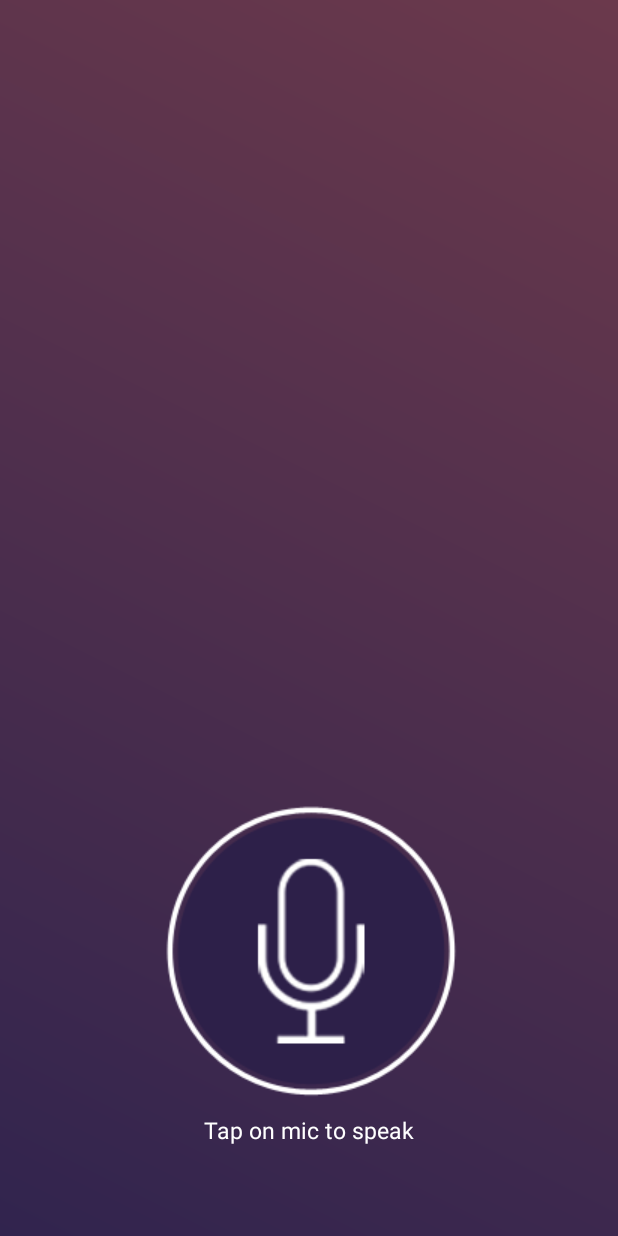
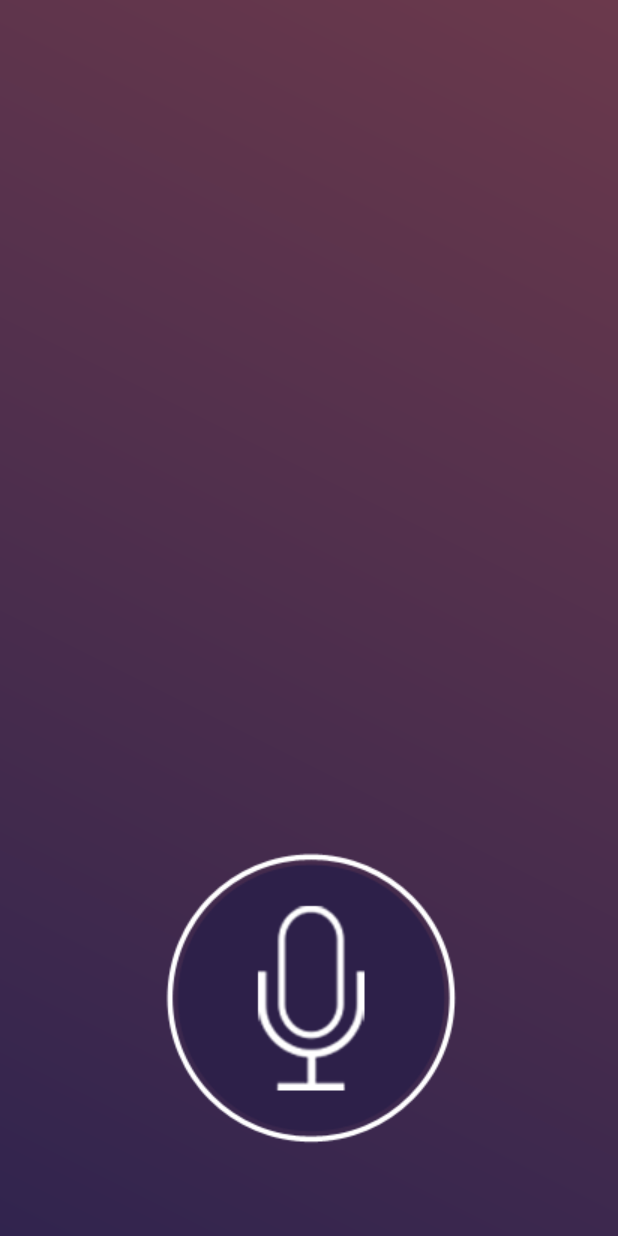
Before and after one commit to melihmutlu/YGAHackathon, an Android app: the screen it shows after launch (MainActivity), on a phone screen of 412 x 824 dp. Run offline under Robolectric (Android 15) with nearby library versions, the phone set to English and light mode, and no system bars.

```diff
--- a/app/build.gradle
+++ b/app/build.gradle
@@ -6,7 +6,7 @@ android {
 
     defaultConfig {
         applicationId "com.frkn.ygahack"
-        minSdkVersion 15
+        minSdkVersion 16
         targetSdkVersion 23
         versionCode 1
         versionName "1.0"
--- a/app/src/main/AndroidManifest.xml
+++ b/app/src/main/AndroidManifest.xml
@@ -2,6 +2,9 @@
 <manifest xmlns:android="http://schemas.android.com/apk/res/android"
     package="com.frkn.ygahack">
 
+    <uses-permission android:name="android.permission.BLUETOOTH" />
+    <uses-permission android:name="android.permission.BLUETOOTH_ADMIN" />
+    <uses-permission android:name="ANDROID.PERMISSION.READ_EXTERNAL_STORAGE"/>
     <application
         android:allowBackup="true"
         android:icon="@mipmap/ic_launcher"
--- a/app/src/main/res/layout/activity_main.xml
+++ b/app/src/main/res/layout/activity_main.xml
@@ -35,14 +35,15 @@
             android:contentDescription="lütfen almak istediğiniz ürünü söyleyin"
             android:src="@drawable/ico_mic" />
 
-        <TextView
+        <Button
             android:layout_width="wrap_content"
             android:layout_height="wrap_content"
-            android:layout_marginTop="10dp"
-            android:text="@string/tap_on_mic"
-            android:textColor="@color/white"
-            android:textSize="15dp"
-            android:textStyle="normal" />
+            android:text="ONAYLA"
+            android:id="@+id/onayButton"
+            android:contentDescription="Onaylamak için çift dokunun"
+            android:visibility="gone"
+
+            />
     </LinearLayout>
 
 </RelativeLayout>
```
Also changed, not shown: app/src/main/java/com/frkn/ygahack/MainActivity.java (+94 -8 lines).
